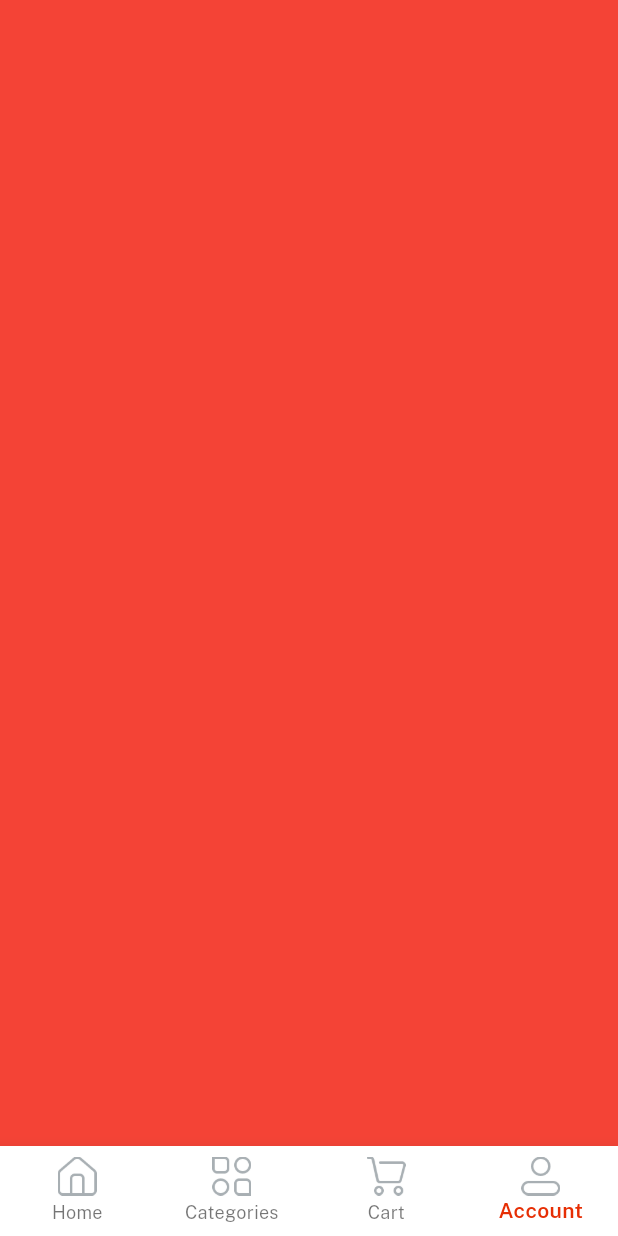
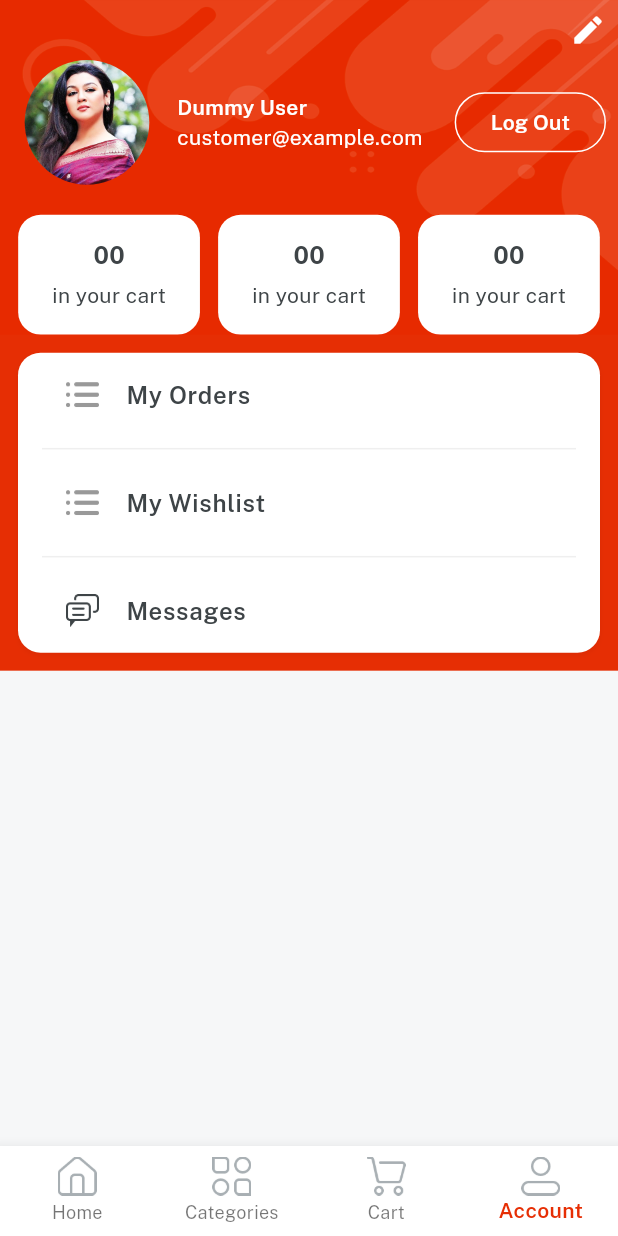
Before and after one commit to denizguvel/ecommerce1, a Flutter app: the Home screen opened directly, item 4 of the bottom bar chosen, on a phone screen of 412 x 824 dp. Run offline on Flutter 3.47's test engine with Material 3 defaults, Android fonts, the phone set to English and light mode, and no system bars; our stand-ins replace get, velocity_x.

Commit message:
Urun detay sayfasi, profil sayfasi degisiklikleri yapildi
-Yeni listeler eklendi
-Yeni string degerleri eklendi
-Profil sayfasi olusturuldu
-Ürün detay guncellemesi yapildi

```diff
--- a/lib/consts/lists.dart
+++ b/lib/consts/lists.dart
@@ -12,6 +12,9 @@ const featuredTitles1 = [womanDress, girlsDress, girlsWatches];
 const featuredTitles2 = [boysGlasses, mobilePhone, tShirts];
 
 const categoriesList = [womenClothing, menClothingFashion, compAccess, automobile, kidtoys, sports, jewelery,cellphone, furniture];
-const categoryImages = [imgFc1, imgFc2, imgFc3, imgFc4, imgFc5, imgFc6, imgFc7, imgFc8, imgFc9];
+const categoryImages = [imgS10, imgFc1, imgFc2, imgFc3, imgFc4, imgFc5, imgS11, imgFc6, imgFc9];
 
 const itemDetailButtonsList = [video, reviews, privacyPolicy, returnpolicy, supportpolicy];
+
+const profileButtonsList = [orders, wishlist, message];
+const profileButtonsIcon = [icOrder, icOrder, icMessages];
--- a/lib/consts/strings.dart
+++ b/lib/consts/strings.dart
@@ -17,6 +17,7 @@ const loginWith = "Login with";
 const privacyPolicy = "Privacy Policy";
 const termAndCond = "Terms and Conditions";
 const alreadyHaveAccount = "Already have an account? ";
+const logout = "Log Out";
 
 const home = "Home", categories = "Categories", cart = "Cart", account = "Account";
 
@@ -53,3 +54,8 @@ const video = "Video",
       returnpolicy = "Return Policy",
       supportpolicy = "Support Policy",
       productsyoumaylike = "Products you may also like";
+
+//Profile Strings
+const wishlist = "My Wishlist",
+      orders = "My Orders",
+      message = "Messages";
--- a/lib/views/cart_screen/cart_screen.dart
+++ b/lib/views/cart_screen/cart_screen.dart
@@ -1,3 +1,4 @@
+import 'package:emart_app/consts/consts.dart';
 import 'package:flutter/material.dart';
 
 class CartScreen extends StatelessWidget{
@@ -5,7 +6,9 @@ class CartScreen extends StatelessWidget{
 
   @override
   Widget build(BuildContext context) {
-    return Container(color: Colors.purple);
+    return Container(
+      color: Colors.white,
+      child: "Cart is empty!".text.fontFamily(semibold).color(darkFontGrey).makeCentered(),);
   }
 
 
--- /dev/null
+++ b/lib/views/profile_screen/components/details_card.dart
@@ -0,0 +1,12 @@
+import 'package:emart_app/consts/consts.dart';
+
+Widget detailsCard({width, String? count, String? title}) {
+  return Column(
+        mainAxisAlignment: MainAxisAlignment.center,
+        children: [
+          "00".text.fontFamily(bold).color(darkFontGrey).size(16).make(),
+          5.heightBox,
+          "in your cart".text.color(darkFontGrey).make()
+        ],
+      ).box.white.rounded.width(width).height(80).padding(const EdgeInsets.all(4)).make();
+}
--- a/lib/views/profile_screen/profile_screen.dart
+++ b/lib/views/profile_screen/profile_screen.dart
@@ -1,3 +1,7 @@
+import 'package:emart_app/consts/consts.dart';
+import 'package:emart_app/consts/lists.dart';
+import 'package:emart_app/views/profile_screen/components/details_card.dart';
+import 'package:emart_app/widgets_common/bg_widget.dart';
 import 'package:flutter/material.dart';
 
 class ProfileScreen extends StatelessWidget{
@@ -5,8 +9,79 @@ class ProfileScreen extends StatelessWidget{
 
   @override
   Widget build(BuildContext context) {
-    return Container(color: Colors.red);
+    return bgWidget(
+      child: Scaffold(
+        body: SafeArea(
+            child: Column(
+              children: [
+                Padding(
+                  padding: const EdgeInsets.all(8.0),
+                  child:
+                //Edit profil button
+                const Align(
+                  alignment: Alignment.topRight,
+                  child: Icon(
+                    Icons.edit,
+                    color: whiteColor,),
+                  ).onTap(() {}),
+                ),
+
+                //Users details section
+                Padding(
+                  padding: const EdgeInsets.symmetric(horizontal: 8.0),
+                  child:
+                Row(
+                  children: [
+                    Image.asset(imgProfile2, width: 100, fit: BoxFit.cover).box.roundedFull.clip(Clip.antiAlias).make(),
+                    10.widthBox,
+                    Expanded(child: Column(
+                      crossAxisAlignment: CrossAxisAlignment.start,
+                      children: [
+                        "Dummy User".text.fontFamily(semibold).white.make(),
+                        //5.heightBox,
+                        "customer@example.com".text.white.make()
+                      ],
+                    )),
+                    OutlinedButton(
+                      style: OutlinedButton.styleFrom(
+                        side: const BorderSide(
+                          color: whiteColor,
+                        )
+                      ),
+                      onPressed: () {},
+                      child: logout.text.fontFamily(semibold).white.make())
+                  ],
+                ),),
+                20.heightBox,
+                Row(
+                  mainAxisAlignment: MainAxisAlignment.spaceEvenly,
+                  children: [
+                    detailsCard(count: "00", title: "in your cart", width: context.screenWidth / 3.4),
+                    detailsCard(count: "32", title: "in your wishlist", width: context.screenWidth / 3.4),
+                    detailsCard(count: "675", title: "your orders", width: context.screenWidth / 3.4),
+                  ],
+                ),
+
+                //Buttons Section
+                ListView.separated(
+                  shrinkWrap: true,
+                  separatorBuilder: (context, index){
+                    return const Divider(
+                      color: lightGrey,
+                    );
+                  },
+                  itemCount: profileButtonsList.length,
+                  itemBuilder: (BuildContext context, int index){
+                    return ListTile(
+                      leading: Image.asset(profileButtonsIcon[index], width: 22),
+                      title: profileButtonsList[index].text.fontFamily(semibold).color(darkFontGrey).make(),
+                    );
+                  },
+                ).box.white.rounded.margin(const EdgeInsets.all(12)).padding(const EdgeInsets.symmetric(horizontal: 16)).shadowSm.make().box.color(redColor).make()
+              ],
+            )
+          ),
+        ),
+      );
   }
-
-
 }
```
